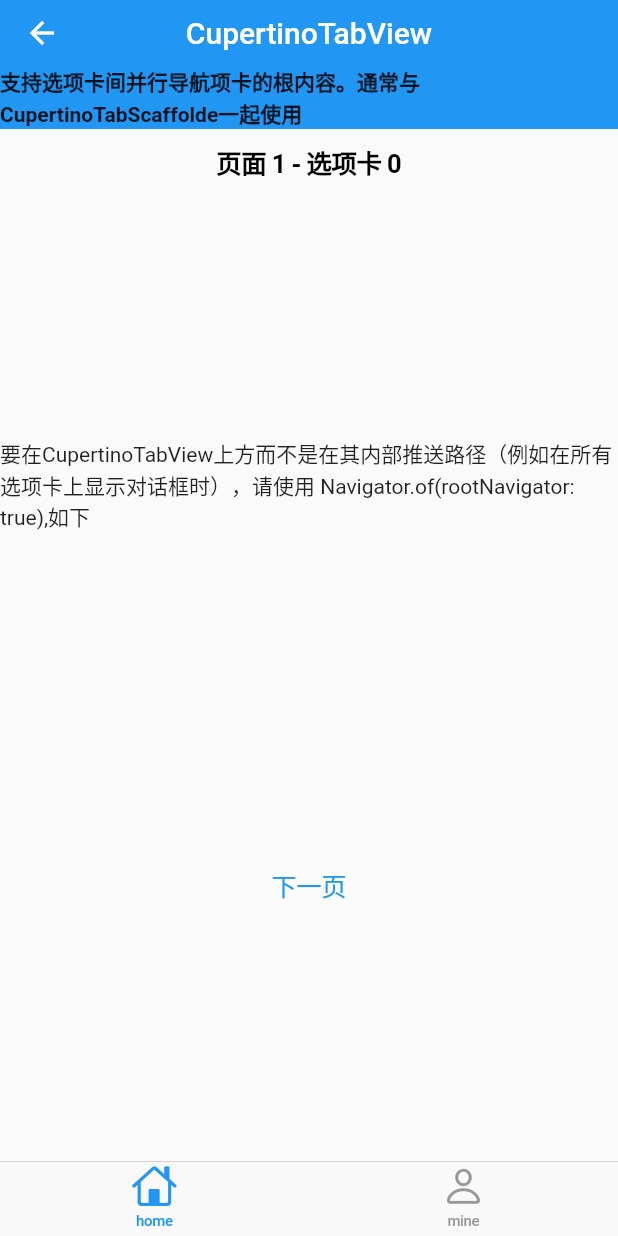
After one commit to huang-weilong/flutter_widgets, a Flutter app: the CupertinoTabViewWidget screen opened directly, on a phone screen of 412 x 824 dp. The commit adds this screen. Run offline on Flutter 3.47's test engine with Material 2 defaults, Android fonts, the phone set to English and light mode, and no system bars.

Commit message:
CupertinoTabView Widget

```diff
--- /dev/null
+++ b/lib/cupertino/cupertino_tab_view_widget.dart
@@ -0,0 +1,78 @@
+import 'package:flutter/material.dart';
+import 'package:flutter/cupertino.dart';
+
+class CupertinoTabViewWidget extends StatefulWidget {
+  @override
+  _CupertinoTabViewWidgetState createState() => _CupertinoTabViewWidgetState();
+}
+
+class _CupertinoTabViewWidgetState extends State<CupertinoTabViewWidget> {
+  @override
+  Widget build(BuildContext context) {
+    return Scaffold(
+      appBar: AppBar(
+        title: Text('CupertinoTabView'),
+        centerTitle: true,
+        elevation: 0.0,
+        bottom: PreferredSize(
+          child: Text(
+            '支持选项卡间并行导航项卡的根内容。通常与CupertinoTabScaffolde一起使用',
+            style: TextStyle(fontWeight: FontWeight.bold),
+          ),
+          preferredSize: Size.fromHeight(30.0),
+        ),
+      ),
+      body: CupertinoTabScaffold(
+        tabBar: CupertinoTabBar(
+          items: <BottomNavigationBarItem>[
+            BottomNavigationBarItem(icon: Icon(CupertinoIcons.home), title: Text('home')),
+            BottomNavigationBarItem(icon: Icon(CupertinoIcons.person), title: Text('mine')),
+          ],
+        ),
+        tabBuilder: (BuildContext context, int index) {
+          return CupertinoTabView(
+            builder: (BuildContext context) {
+              return CupertinoPageScaffold(
+                navigationBar: CupertinoNavigationBar(
+                  middle: Text('页面 1 - 选项卡 $index'),
+                ),
+                child: Center(
+                  child: Column(
+                    mainAxisAlignment: MainAxisAlignment.spaceEvenly,
+                    children: <Widget>[
+                      Text('要在CupertinoTabView上方而不是在其内部推送路径（例如在所有选项卡上显示对话框时），请使用 Navigator.of(rootNavigator: true),如下'),
+                      CupertinoButton(
+                        child: Text('下一页'),
+                        onPressed: () {
+                          Navigator.of(context, rootNavigator: true).push(
+                            CupertinoPageRoute<void>(
+                              builder: (BuildContext context) {
+                                return CupertinoPageScaffold(
+                                  navigationBar: CupertinoNavigationBar(
+                                    middle: Text('页面 2 - 选项卡 $index'),
+                                  ),
+                                  child: Center(
+                                    child: CupertinoButton(
+                                      child: Text('返回'),
+                                      onPressed: () {
+                                        Navigator.of(context).pop();
+                                      },
+                                    ),
+                                  ),
+                                );
+                              },
+                            ),
+                          );
+                        },
+                      ),
+                    ],
+                  ),
+                ),
+              );
+            },
+          );
+        },
+      ),
+    );
+  }
+}
--- a/lib/cupertino/index_cupertino.dart
+++ b/lib/cupertino/index_cupertino.dart
@@ -13,6 +13,7 @@ import 'cupertino_navigation_bar_widget.dart';
 import 'cupertino_tab_bar_widget.dart';
 import 'cupertino_page_scaffold_widget.dart';
 import 'cupertino_tab_scaffold_widget.dart';
+import 'cupertino_tab_view_widget.dart';
 
 class IndexCupertino extends StatefulWidget {
   @override
@@ -39,6 +40,7 @@ class _IndexCupertinoState extends State<IndexCupertino> {
       {'title': 'CupertinoTabBar', 'page': CupertinoTabBarWidget()},
       {'title': 'CupertinoPageScaffold', 'page': CupertinoPageScaffoldWidget()},
       {'title': 'CupertinoTabScaffold', 'page': CupertinoTabScaffoldWidget()},
+      {'title': 'CupertinoTabView', 'page': CupertinoTabViewWidget()},
     ];
   }
 
```
